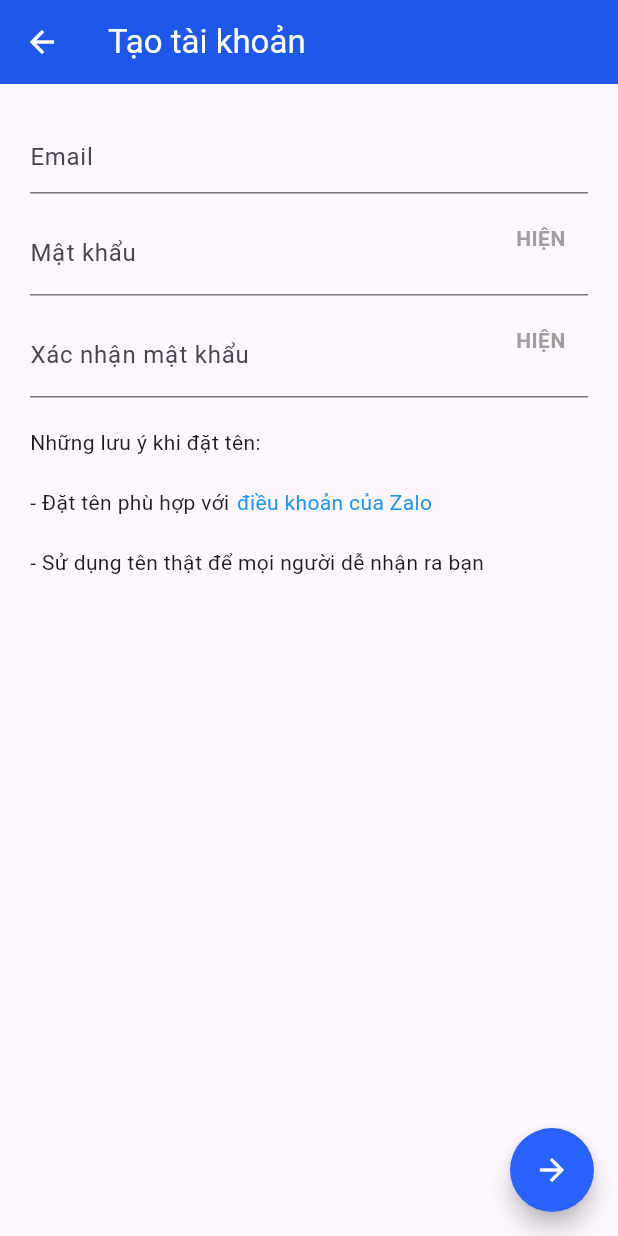
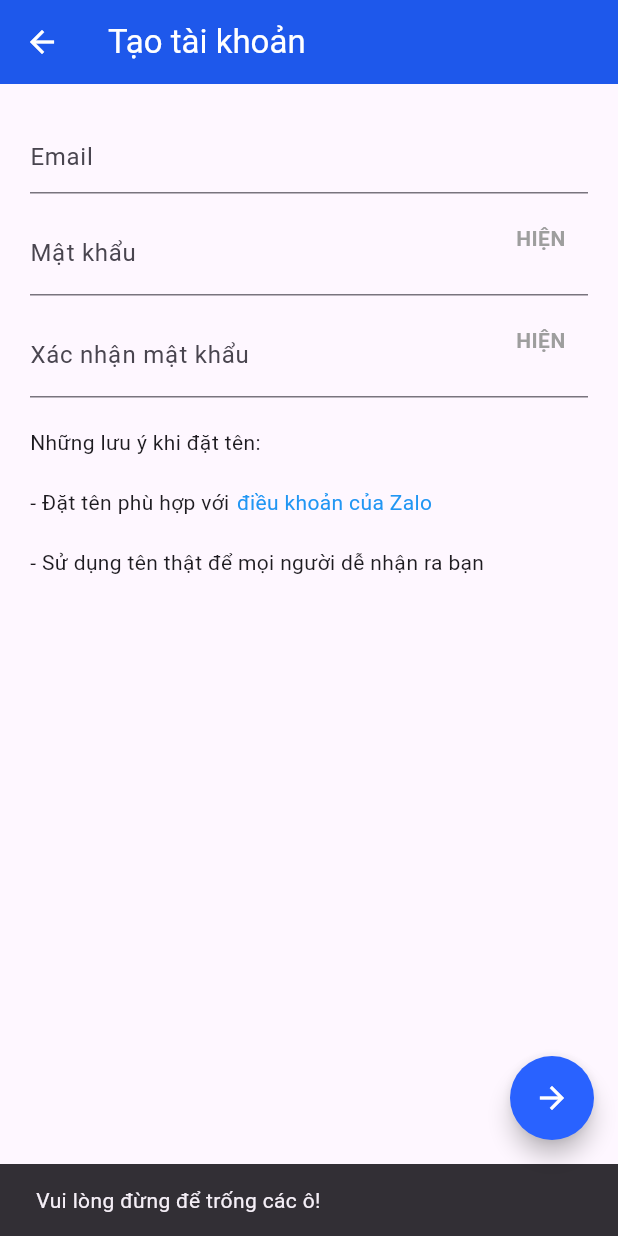
Before and after one commit to NVTien0205/App-zalo, a Flutter app: the RegisterPage screen opened directly, after a tap on the "arrow forward" icon, on a phone screen of 412 x 824 dp. Run offline on Flutter 3.47's test engine with Material 3 defaults, Android fonts, the phone set to English and light mode, and no system bars; our stand-ins replace cloud_firestore, firebase_auth, firebase_core, firebase_storage, hive_flutter, image_cropper and 1 more; accounts and stored records are empty.

Commit message:
fix: add form validation and SnackBar feedback for auth errors

```diff
--- a/lib/pages/Register-Page.dart
+++ b/lib/pages/Register-Page.dart
@@ -15,15 +15,27 @@ class RegisterPage extends StatelessWidget {
   TextEditingController confirmPasswordController = TextEditingController();
   TextEditingController emailController = TextEditingController();
 
+  final RegExp _emailRegex = RegExp(r"^[\w\.\-]+@([\w\-]+\.)+[\w\-]{2,4}$");
+
+  void _showSnack(BuildContext context, String message) {
+    ScaffoldMessenger.of(context).showSnackBar(
+      SnackBar(content: Text(message)),
+    );
+  }
+
   void checkValues(BuildContext context) {
     String email = emailController.text.trim();
     String password = passwordController.text.trim();
     String cPassword = confirmPasswordController.text.trim();
 
     if (email == "" || password == "" || cPassword == "") {
-      print("Vui lòng đừng để trống các ô!");
+      _showSnack(context, "Vui lòng đừng để trống các ô!");
+    } else if (!_emailRegex.hasMatch(email)) {
+      _showSnack(context, "Email không đúng định dạng!");
+    } else if (password.length < 6) {
+      _showSnack(context, "Mật khẩu phải có ít nhất 6 ký tự!");
     } else if (password != cPassword) {
-      print("Mật khẩu xác nhận không trùng khớp!");
+      _showSnack(context, "Mật khẩu xác nhận không trùng khớp!");
     } else {
       signUp(email, password, context);
     }
@@ -36,8 +48,26 @@ class RegisterPage extends StatelessWidget {
       credential = await FirebaseAuth.instance
           .createUserWithEmailAndPassword(email: email, password: password);
     } on FirebaseAuthException catch (ex) {
-      print(ex.code.toString());
-    }
+      String message;
+        switch (ex.code) {
+          case "email-already-in-use":
+            message = "Email này đã được sử dụng để đăng ký!";
+            break;
+          case "weak-password":
+            message = "Mật khẩu quá yếu, vui lòng chọn mật khẩu khác!";
+            break;
+          case "invalid-email":
+            message = "Email không hợp lệ!";
+            break;
+          case "network-request-failed":
+            message = "Lỗi kết nối mạng, vui lòng thử lại!";
+            break;
+          default:
+            message = "Đăng ký thất bại, vui lòng thử lại sau!";
+        }
+        _showSnack(context, message);
+      }
+
     if (credential != null) {
       String uid = credential.user!.uid;
       UserModel newUser = UserModel(
```
